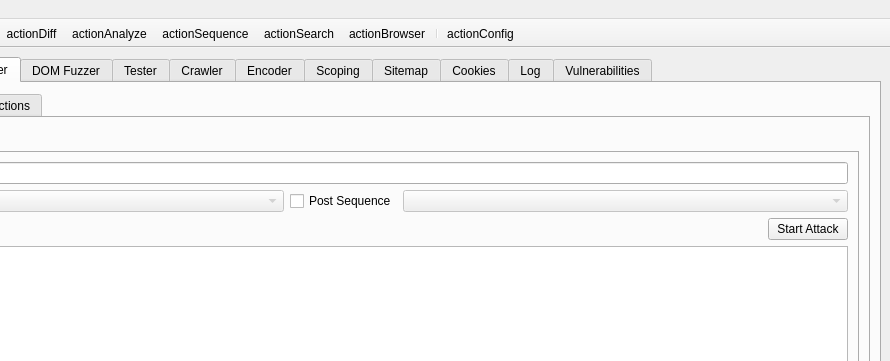
The window that branches/raft3/ui/RaftMain.ui (RAFTDevTeam/raft) describes before a commit, drawn with Qt 5; both pictures show x 312 to 1202 and y 0 to 361 of the 1202 by 869 pixel window.
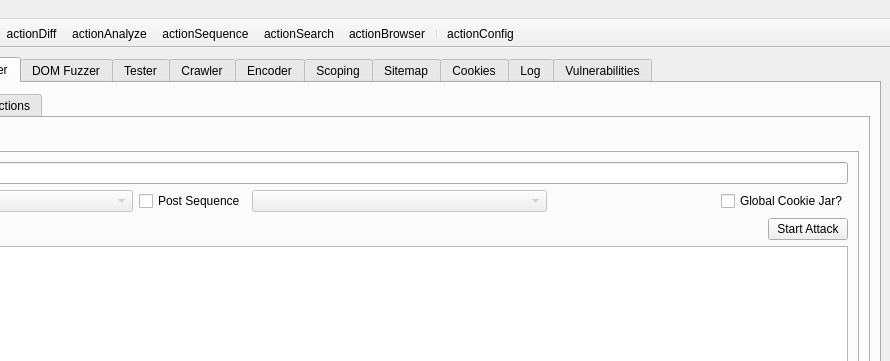
The same window after the commit. The open tabs and pages were chosen to show the change. Icons and pictures are not drawn. Custom widgets are drawn as their Qt base class.

Commit message: Adjusted global cookie jar for web fuzzer

What changed in the file:
```diff
--- a/branches/raft3/ui/RaftMain.ui
+++ b/branches/raft3/ui/RaftMain.ui
@@ -779,6 +779,13 @@
                     </property>
                    </widget>
                   </item>
+                  <item alignment="Qt::AlignRight">
+                   <widget class="QCheckBox" name="webFuzzerUseGlobalCookieJar">
+                    <property name="text">
+                     <string>Global Cookie Jar?</string>
+                    </property>
+                   </widget>
+                  </item>
                  </layout>
                 </item>
                 <item>
```
The commit also changes 2 other files.
